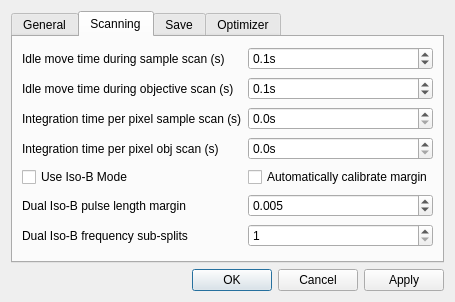
Old version of the form gui/qafm/ui_qafm_settings.ui in the repository sriharijayaram5/qudi.
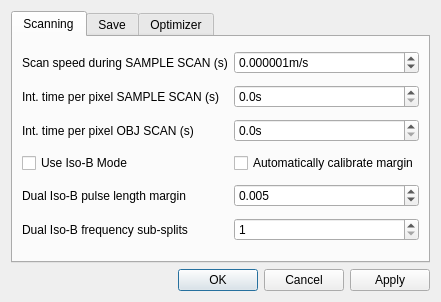
New version of the form. Custom widgets are drawn as their Qt base class.

```diff
--- a/gui/qafm/ui_qafm_settings.ui
+++ b/gui/qafm/ui_qafm_settings.ui
@@ -28,183 +28,12 @@
      <property name="currentIndex">
       <number>1</number>
      </property>
-     <widget class="QWidget" name="tab_1">
-      <attribute name="title">
-       <string>General</string>
-      </attribute>
-      <layout class="QGridLayout" name="gridLayout">
-       <item row="0" column="0">
-        <widget class="QLabel" name="xy_range_label">
-         <property name="toolTip">
-          <string>&lt;html&gt;&lt;head/&gt;&lt;body&gt;&lt;p&gt;Specify the move time to target position of the sample scanner. During this move, no measurements will be performed.&lt;/p&gt;&lt;/body&gt;&lt;/html&gt;</string>
-         </property>
-         <property name="text">
-          <string>Idle move time sample scanner (s):</string>
-         </property>
-        </widget>
-       </item>
-       <item row="0" column="1">
-        <widget class="ScienDSpinBox" name="idle_move_target_sample_DoubleSpinBox">
-         <property name="toolTip">
-          <string>&lt;html&gt;&lt;head/&gt;&lt;body&gt;&lt;p&gt;Specify the move time to target position of the sample scanner. During this move, no measurements will be performed.&lt;/p&gt;&lt;/body&gt;&lt;/html&gt;</string>
-         </property>
-         <property name="buttonSymbols">
-          <enum>QAbstractSpinBox::PlusMinus</enum>
-         </property>
-         <property name="specialValueText">
-          <string/>
-         </property>
-         <property name="suffix">
-          <string>s</string>
-         </property>
-         <property name="decimals">
-          <number>1</number>
-         </property>
-         <property name="maximum">
-          <double>20.000000000000000</double>
-         </property>
-         <property name="singleStep">
-          <double>0.100000000000000</double>
-         </property>
-         <property name="value">
-          <double>1.000000000000000</double>
-         </property>
-        </widget>
-       </item>
-       <item row="1" column="0">
-        <widget class="QLabel" name="label">
-         <property name="toolTip">
-          <string>&lt;html&gt;&lt;head/&gt;&lt;body&gt;&lt;p&gt;Specify the move time to target position of the objective scanner. During this move, no measurements will be performed.&lt;/p&gt;&lt;/body&gt;&lt;/html&gt;</string>
-         </property>
-         <property name="text">
-          <string>Idle move time objective scanner (s)</string>
-         </property>
-        </widget>
-       </item>
-       <item row="1" column="1">
-        <widget class="ScienDSpinBox" name="idle_move_target_obj_DoubleSpinBox">
-         <property name="toolTip">
-          <string>&lt;html&gt;&lt;head/&gt;&lt;body&gt;&lt;p&gt;Specify the move time to target position of the objective scanner. During this move, no measurements will be performed.&lt;/p&gt;&lt;/body&gt;&lt;/html&gt;</string>
-         </property>
-         <property name="suffix">
-          <string>s</string>
-         </property>
-         <property name="decimals">
-          <number>1</number>
-         </property>
-         <property name="maximum">
-          <double>20.000000000000000</double>
-         </property>
-         <property name="singleStep">
-          <double>0.100000000000000</double>
-         </property>
-         <property name="value">
-          <double>0.500000000000000</double>
-         </property>
-        </widget>
-       </item>
-      </layout>
-     </widget>
      <widget class="QWidget" name="tab">
       <attribute name="title">
        <string>Scanning</string>
       </attribute>
       <layout class="QGridLayout" name="gridLayout_2">
-       <item row="1" column="1">
-        <widget class="ScienDSpinBox" name="idle_move_scan_obj_DoubleSpinBox">
-         <property name="toolTip">
-          <string>&lt;html&gt;&lt;head/&gt;&lt;body&gt;&lt;p&gt;&lt;span style=&quot; font-size:10pt;&quot;&gt;The time the objective scanner can take for an idle move, i.e. a move where no measurement is performed. This is the time to approach e.g. to a new position, if the current one is not identical with the previous one. Be careful with times &amp;lt;0.1s as the movement will affect the scan result.&lt;/span&gt;&lt;/p&gt;&lt;/body&gt;&lt;/html&gt;</string>
-         </property>
-         <property name="suffix">
-          <string>s</string>
-         </property>
-         <property name="decimals">
-          <number>1</number>
-         </property>
-         <property name="maximum">
-          <double>20.000000000000000</double>
-         </property>
-         <property name="singleStep">
-          <double>0.100000000000000</double>
-         </property>
-         <property name="value">
-          <double>0.100000000000000</double>
-         </property>
-        </widget>
-       </item>
-       <item row="0" column="0">
-        <widget class="QLabel" name="label_2">
-         <property name="text">
-          <string>Idle move time during sample scan (s)</string>
-         </property>
-        </widget>
-       </item>
        <item row="3" column="0">
-        <widget class="QLabel" name="label_10">
-         <property name="text">
-          <string>Integration time per pixel obj scan (s)</string>
-         </property>
-        </widget>
-       </item>
-       <item row="0" column="1">
-        <widget class="ScienDSpinBox" name="idle_move_scan_sample_DoubleSpinBox">
-         <property name="toolTip">
-          <string>&lt;html&gt;&lt;head/&gt;&lt;body&gt;&lt;p&gt;&lt;span style=&quot; font-size:10pt;&quot;&gt;The time the sample scanner can take for an idle move, i.e. a move where no measurement is performed. This is the time to approach e.g. to a new position, if the current one is not identical with the previous one. Be careful with times &amp;lt;0.1s as the movement will affect the scan result.&lt;/span&gt;&lt;/p&gt;&lt;/body&gt;&lt;/html&gt;</string>
-         </property>
-         <property name="suffix">
-          <string>s</string>
-         </property>
-         <property name="decimals">
-          <number>1</number>
-         </property>
-         <property name="maximum">
-          <double>20.000000000000000</double>
-         </property>
-         <property name="singleStep">
-          <double>0.100000000000000</double>
-         </property>
-         <property name="value">
-          <double>0.100000000000000</double>
-         </property>
-        </widget>
-       </item>
-       <item row="1" column="0">
-        <widget class="QLabel" name="label_3">
-         <property name="text">
-          <string>Idle move time during objective scan (s)</string>
-         </property>
-        </widget>
-       </item>
-       <item row="2" column="0">
-        <widget class="QLabel" name="label_11">
-         <property name="text">
-          <string>Integration time per pixel sample scan (s)</string>
-         </property>
-        </widget>
-       </item>
-       <item row="3" column="1">
-        <widget class="ScienDSpinBox" name="int_time_obj_scan_DoubleSpinBox">
-         <property name="toolTip">
-          <string>&lt;html&gt;&lt;head/&gt;&lt;body&gt;&lt;p&gt;The integration time per pixel for an objective scan. Be aware to choose this number wisely, as it determines your scan speed.&lt;/p&gt;&lt;/body&gt;&lt;/html&gt;</string>
-         </property>
-         <property name="suffix">
-          <string>s</string>
-         </property>
-         <property name="decimals">
-          <number>1</number>
-         </property>
-         <property name="maximum">
-          <double>20.000000000000000</double>
-         </property>
-         <property name="singleStep">
-          <double>0.100000000000000</double>
-         </property>
-         <property name="value">
-          <double>0.000000000000000</double>
-         </property>
-        </widget>
-       </item>
-       <item row="4" column="0">
         <widget class="QCheckBox" name="iso_b_operation_CheckBox">
          <property name="toolTip">
           <string>&lt;html&gt;&lt;head/&gt;&lt;body&gt;&lt;p&gt;Enable 'Iso-B' mode, which will extend the QAFM scan.&lt;br/&gt;In this mode you will be able to set in the main window a MW frequency and the MW gain value to apply an MW signal during the QAFM scan. Ideally, you should have measured an ESR spectrum before, to obtain the proper parameters for MW frequency and MW gain. A suggested selection for the MW frequency is at the FWHM (full-width half-maximum) points of one of the ESR resonance peaks from the nitrogen vacancy (i.e. where the slope is maximal).&lt;/p&gt;&lt;/body&gt;&lt;/html&gt;</string>
@@ -217,7 +46,58 @@
          </property>
         </widget>
        </item>
-       <item row="4" column="1">
+       <item row="4" column="0">
+        <widget class="QLabel" name="n_iso_b_pulse_margin_Label">
+         <property name="text">
+          <string>Dual Iso-B pulse length margin</string>
+         </property>
+        </widget>
+       </item>
+       <item row="2" column="1">
+        <widget class="ScienDSpinBox" name="int_time_obj_scan_DoubleSpinBox">
+         <property name="toolTip">
+          <string>&lt;html&gt;&lt;head/&gt;&lt;body&gt;&lt;p&gt;The integration time per pixel for an objective scan. Be aware to choose this number wisely, as it determines your scan speed.&lt;/p&gt;&lt;/body&gt;&lt;/html&gt;</string>
+         </property>
+         <property name="suffix">
+          <string>s</string>
+         </property>
+         <property name="decimals">
+          <number>1</number>
+         </property>
+         <property name="maximum">
+          <double>20.000000000000000</double>
+         </property>
+         <property name="singleStep">
+          <double>0.100000000000000</double>
+         </property>
+         <property name="value">
+          <double>0.000000000000000</double>
+         </property>
+        </widget>
+       </item>
+       <item row="1" column="1">
+        <widget class="ScienDSpinBox" name="int_time_sample_scan_DoubleSpinBox">
+         <property name="toolTip">
+          <string>&lt;html&gt;&lt;head/&gt;&lt;body&gt;&lt;p&gt;The integration time per pixel for a sample scan. &lt;/p&gt;&lt;/body&gt;&lt;/html&gt;</string>
+         </property>
+         <property name="suffix">
+          <string>s</string>
+         </property>
+         <property name="decimals">
+          <number>1</number>
+         </property>
+         <property name="maximum">
+          <double>20.000000000000000</double>
+         </property>
+         <property name="singleStep">
+          <double>0.100000000000000</double>
+         </property>
+         <property name="value">
+          <double>0.000000000000000</double>
+         </property>
+        </widget>
+       </item>
+       <item row="3" column="1">
         <widget class="QCheckBox" name="iso_b_autocalibrate_CheckBox">
          <property name="toolTip">
           <string>&lt;html&gt;&lt;head/&gt;&lt;body&gt;&lt;p&gt;Use autocalibrate option to directly obtain the pixel clock margin.&lt;br/&gt;Using this option, the pixel clock margin will be determined from the quench scan results. To utilize this option, perform a quench scan with the same integration time settings as the proposed dual iso-B scan.&lt;/p&gt;&lt;/body&gt;&lt;/html&gt;</string>
@@ -230,36 +110,7 @@
          </property>
         </widget>
        </item>
-       <item row="2" column="1">
-        <widget class="ScienDSpinBox" name="int_time_sample_scan_DoubleSpinBox">
-         <property name="toolTip">
-          <string>&lt;html&gt;&lt;head/&gt;&lt;body&gt;&lt;p&gt;The integration time per pixel for a sample scan. Be aware to choose this number wisely, as it determines your scan speed.&lt;/p&gt;&lt;/body&gt;&lt;/html&gt;</string>
-         </property>
-         <property name="suffix">
-          <string>s</string>
-         </property>
-         <property name="decimals">
-          <number>1</number>
-         </property>
-         <property name="maximum">
-          <double>20.000000000000000</double>
-         </property>
-         <property name="singleStep">
-          <double>0.100000000000000</double>
-         </property>
-         <property name="value">
-          <double>0.000000000000000</double>
-         </property>
-        </widget>
-       </item>
-       <item row="5" column="0">
-        <widget class="QLabel" name="n_iso_b_pulse_margin_Label">
-         <property name="text">
-          <string>Dual Iso-B pulse length margin</string>
-         </property>
-        </widget>
-       </item>
-       <item row="5" column="1">
+       <item row="4" column="1">
         <widget class="QDoubleSpinBox" name="n_iso_b_pulse_margin_DoubleSpinBox">
          <property name="toolTip">
           <string>&lt;html&gt;&lt;head/&gt;&lt;body&gt;&lt;p&gt;The fraction of the pixel scan integration time to remain as dead time before the next pixel clock pulse.  This only applies to n-iso-B measurement types&lt;/p&gt;&lt;/body&gt;&lt;/html&gt;</string>
@@ -278,14 +129,50 @@
          </property>
         </widget>
        </item>
-       <item row="6" column="0">
+       <item row="5" column="0">
         <widget class="QLabel" name="n_iso_b_n_freq_splits_Label">
          <property name="text">
           <string>Dual Iso-B frequency sub-splits</string>
          </property>
         </widget>
        </item>
-       <item row="6" column="1">
+       <item row="1" column="0">
+        <widget class="QLabel" name="label_11">
+         <property name="text">
+          <string>Int. time per pixel SAMPLE SCAN (s)</string>
+         </property>
+        </widget>
+       </item>
+       <item row="0" column="1">
+        <widget class="ScienDSpinBox" name="idle_move_scan_sample_DoubleSpinBox">
+         <property name="toolTip">
+          <string>&lt;html&gt;&lt;head/&gt;&lt;body&gt;&lt;p&gt;&lt;span style=&quot; font-size:10pt;&quot;&gt;The speed the sample scanner can take for an idle move, i.e. a move where no measurement is performed. Be careful with speeds greater than 1um/s.&lt;/span&gt;&lt;/p&gt;&lt;/body&gt;&lt;/html&gt;</string>
+         </property>
+         <property name="suffix">
+          <string>m/s</string>
+         </property>
+         <property name="decimals">
+          <number>6</number>
+         </property>
+         <property name="maximum">
+          <double>1.000000000000000</double>
+         </property>
+         <property name="singleStep">
+          <double>0.100000000000000</double>
+         </property>
+         <property name="value">
+          <double>0.000001000000000</double>
+         </property>
+        </widget>
+       </item>
+       <item row="2" column="0">
+        <widget class="QLabel" name="label_10">
+         <property name="text">
+          <string>Int. time per pixel OBJ SCAN (s)</string>
+         </property>
+        </widget>
+       </item>
+       <item row="5" column="1">
         <widget class="QSpinBox" name="n_iso_b_n_freq_splits_SpinBox">
          <property name="toolTip">
           <string>&lt;html&gt;&lt;head/&gt;&lt;body&gt;&lt;p&gt;The number of frequency sub-splits used per pixel (1= no splitting).  This only applies to n-iso-B measurement types&lt;/p&gt;&lt;/body&gt;&lt;/html&gt;</string>
@@ -298,6 +185,13 @@
          </property>
         </widget>
        </item>
+       <item row="0" column="0">
+        <widget class="QLabel" name="label_2">
+         <property name="text">
+          <string>Scan speed during SAMPLE SCAN (s)</string>
+         </property>
+        </widget>
+       </item>
       </layout>
      </widget>
      <widget class="QWidget" name="tab_2">
```
Left out of the diff: 2 changed lines with no effect on the pictures.
